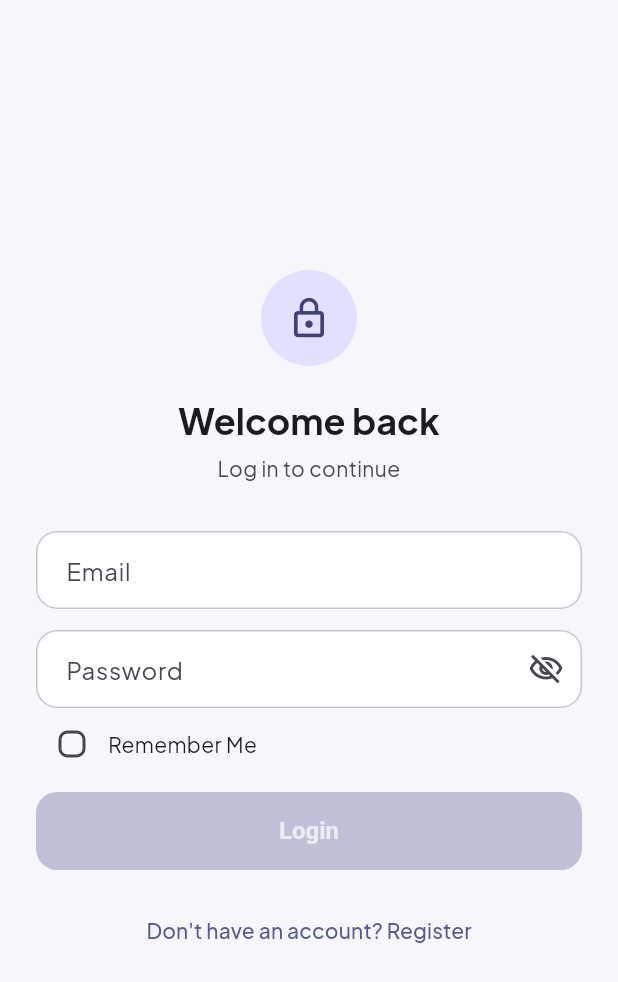
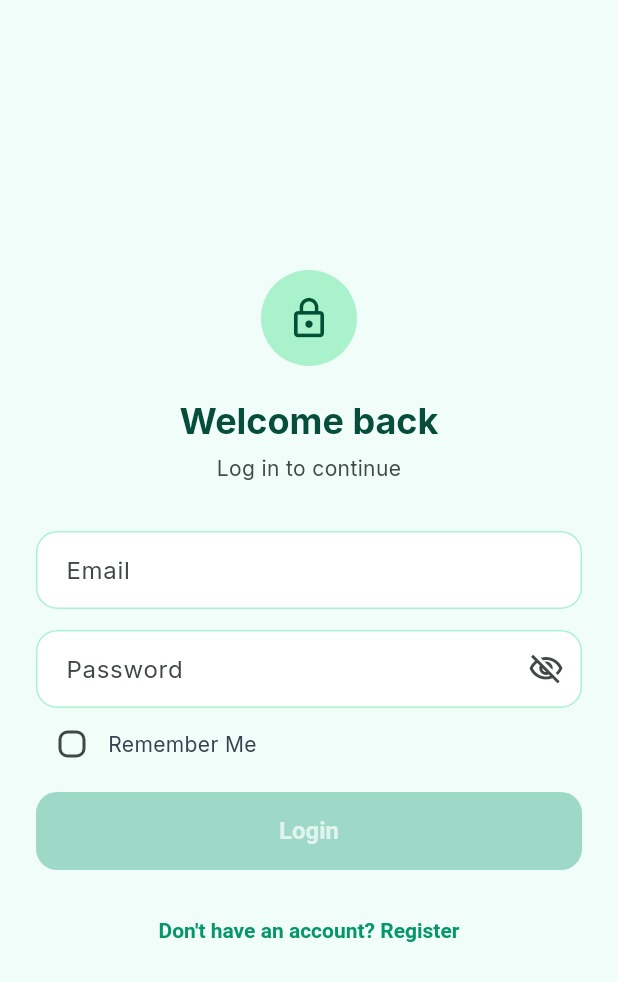
Before and after one commit to HAMZAIRFAN0336/hamza-flutter-assignment, a Flutter app: the screen it shows after launch, on a phone screen of 412 x 824 dp. Shown: the top 982 px of the screen. Run offline on Flutter 3.47's test engine with Material 3 defaults, Android fonts, the phone set to English and light mode, and no system bars; our stand-ins replace google_fonts, shared_preferences; accounts and stored records are empty.

Commit message:
feat: add offline caching, Hive, repository pattern, emerald theme, fix Android permissions

```diff
--- a/lib/theme/app_theme.dart
+++ b/lib/theme/app_theme.dart
@@ -1,28 +1,48 @@
 import 'package:flutter/material.dart';
 import 'package:google_fonts/google_fonts.dart';
 
-/// Single source of truth for the app's look. Screens and widgets don't
-/// define their own colors/borders/text styles — they just use
-/// `Theme.of(context)` (or, for buttons/inputs, nothing at all) and pick
-/// this up automatically.
 class AppTheme {
   AppTheme._();
 
-  static const _seedColor = Color(0xFF6366F1); // indigo
-  static const scaffoldBackground = Color(0xFFF7F7FB);
+  static const _seedColor = Color(0xFF059669); // emerald green
+  static const _accentTeal = Color(0xFF0D9488); // teal accent
+  static const scaffoldBackground = Color(0xFFF0FDF9); // very light mint
 
   static ThemeData get light {
     final colorScheme = ColorScheme.fromSeed(
       seedColor: _seedColor,
       brightness: Brightness.light,
+    ).copyWith(
+      primary: _seedColor,
+      secondary: _accentTeal,
+      tertiary: const Color(0xFF6EE7B7), // light emerald
+      surface: Colors.white,
+      surfaceContainerHighest: const Color(0xFFD1FAE5), // mint surface
+      onPrimary: Colors.white,
+      onSecondary: Colors.white,
     );
 
-    final baseTextTheme = GoogleFonts.plusJakartaSansTextTheme();
+    final baseTextTheme = GoogleFonts.interTextTheme();
     final textTheme = baseTextTheme.copyWith(
-      headlineSmall: baseTextTheme.headlineSmall?.copyWith(fontWeight: FontWeight.w700),
-      titleLarge: baseTextTheme.titleLarge?.copyWith(fontWeight: FontWeight.w700),
-      titleMedium: baseTextTheme.titleMedium?.copyWith(fontWeight: FontWeight.w600),
-      bodyMedium: baseTextTheme.bodyMedium?.copyWith(height: 1.45),
+      headlineSmall: baseTextTheme.headlineSmall?.copyWith(
+        fontWeight: FontWeight.w700,
+        color: const Color(0xFF064E3B), // deep emerald
+      ),
+      titleLarge: baseTextTheme.titleLarge?.copyWith(
+        fontWeight: FontWeight.w700,
+        color: const Color(0xFF064E3B),
+      ),
+      titleMedium: baseTextTheme.titleMedium?.copyWith(
+        fontWeight: FontWeight.w600,
+        color: const Color(0xFF065F46),
+      ),
+      bodyMedium: baseTextTheme.bodyMedium?.copyWith(
+        height: 1.45,
+        color: const Color(0xFF374151),
+      ),
+      bodySmall: baseTextTheme.bodySmall?.copyWith(
+        color: const Color(0xFF6B7280),
+      ),
     );
 
     final radius = BorderRadius.circular(14);
@@ -32,29 +52,37 @@ class AppTheme {
       colorScheme: colorScheme,
       scaffoldBackgroundColor: scaffoldBackground,
       textTheme: textTheme,
+
+      // ── AppBar ──────────────────────────────────────────────────────────
       appBarTheme: AppBarTheme(
         backgroundColor: scaffoldBackground,
-        foregroundColor: colorScheme.onSurface,
+        foregroundColor: const Color(0xFF064E3B),
         elevation: 0,
         centerTitle: false,
-        titleTextStyle: textTheme.titleLarge?.copyWith(color: colorScheme.onSurface),
+        titleTextStyle: textTheme.titleLarge?.copyWith(
+          color: const Color(0xFF064E3B),
+        ),
+        iconTheme: const IconThemeData(color: Color(0xFF059669)),
       ),
+
+      // ── Input fields ─────────────────────────────────────────────────────
       inputDecorationTheme: InputDecorationTheme(
         filled: true,
         fillColor: Colors.white,
-        contentPadding: const EdgeInsets.symmetric(horizontal: 16, vertical: 14),
+        contentPadding:
+            const EdgeInsets.symmetric(horizontal: 16, vertical: 14),
         labelStyle: TextStyle(color: colorScheme.onSurfaceVariant),
         border: OutlineInputBorder(
           borderRadius: radius,
-          borderSide: BorderSide(color: colorScheme.outlineVariant),
+          borderSide: const BorderSide(color: Color(0xFFD1FAE5)),
         ),
         enabledBorder: OutlineInputBorder(
           borderRadius: radius,
-          borderSide: BorderSide(color: colorScheme.outlineVariant),
+          borderSide: const BorderSide(color: Color(0xFFA7F3D0)),
         ),
         focusedBorder: OutlineInputBorder(
           borderRadius: radius,
-          borderSide: BorderSide(color: colorScheme.primary, width: 1.6),
+          borderSide: const BorderSide(color: Color(0xFF059669), width: 1.6),
         ),
         errorBorder: OutlineInputBorder(
           borderRadius: radius,
@@ -65,29 +93,78 @@ class AppTheme {
           borderSide: BorderSide(color: colorScheme.error, width: 1.6),
         ),
       ),
+
+      // ── Elevated buttons ──────────────────────────────────────────────────
       elevatedButtonTheme: ElevatedButtonThemeData(
         style: ElevatedButton.styleFrom(
-          backgroundColor: colorScheme.primary,
-          foregroundColor: colorScheme.onPrimary,
-          disabledBackgroundColor: colorScheme.primary.withOpacity(0.35),
-          disabledForegroundColor: colorScheme.onPrimary.withOpacity(0.7),
+          backgroundColor: _seedColor,
+          foregroundColor: Colors.white,
+          disabledBackgroundColor: _seedColor.withOpacity(0.35),
+          disabledForegroundColor: Colors.white.withOpacity(0.7),
           minimumSize: const Size.fromHeight(52),
           elevation: 0,
           shape: RoundedRectangleBorder(borderRadius: radius),
-          textStyle: const TextStyle(fontWeight: FontWeight.w600, fontSize: 16),
+          textStyle: const TextStyle(
+            fontWeight: FontWeight.w600,
+            fontSize: 16,
+          ),
         ),
       ),
+
+      // ── Text buttons ──────────────────────────────────────────────────────
+      textButtonTheme: TextButtonThemeData(
+        style: TextButton.styleFrom(
+          foregroundColor: _seedColor,
+          textStyle: const TextStyle(fontWeight: FontWeight.w600),
+        ),
+      ),
+
+      // ── FAB ───────────────────────────────────────────────────────────────
+      floatingActionButtonTheme: FloatingActionButtonThemeData(
+        backgroundColor: _seedColor,
+        foregroundColor: Colors.white,
+        shape: RoundedRectangleBorder(borderRadius: BorderRadius.circular(16)),
+      ),
+
+      // ── Cards ─────────────────────────────────────────────────────────────
       cardTheme: CardThemeData(
         color: Colors.white,
         elevation: 0,
         margin: const EdgeInsets.symmetric(vertical: 6),
         shape: RoundedRectangleBorder(
           borderRadius: BorderRadius.circular(16),
-          side: BorderSide(color: colorScheme.outlineVariant.withOpacity(0.6)),
+          side: const BorderSide(color: Color(0xFFD1FAE5)),
         ),
       ),
+
+      // ── Checkbox ──────────────────────────────────────────────────────────
       checkboxTheme: CheckboxThemeData(
+        fillColor: WidgetStateProperty.resolveWith((states) {
+          if (states.contains(WidgetState.selected)) return _seedColor;
+          return null;
+        }),
         shape: RoundedRectangleBorder(borderRadius: BorderRadius.circular(6)),
+      ),
+
+      // ── Chip ──────────────────────────────────────────────────────────────
+      chipTheme: ChipThemeData(
+        backgroundColor: const Color(0xFFD1FAE5),
+        labelStyle: const TextStyle(color: Color(0xFF065F46)),
+        shape: RoundedRectangleBorder(borderRadius: BorderRadius.circular(8)),
+      ),
+
+      // ── Divider ───────────────────────────────────────────────────────────
+      dividerTheme: const DividerThemeData(
+        color: Color(0xFFD1FAE5),
+        thickness: 1,
+      ),
+
+      // ── SnackBar ──────────────────────────────────────────────────────────
+      snackBarTheme: SnackBarThemeData(
+        backgroundColor: const Color(0xFF064E3B),
+        contentTextStyle: const TextStyle(color: Colors.white),
+        shape: RoundedRectangleBorder(borderRadius: BorderRadius.circular(12)),
+        behavior: SnackBarBehavior.floating,
       ),
     );
   }
```
Also changed, not shown: 5 other files.
